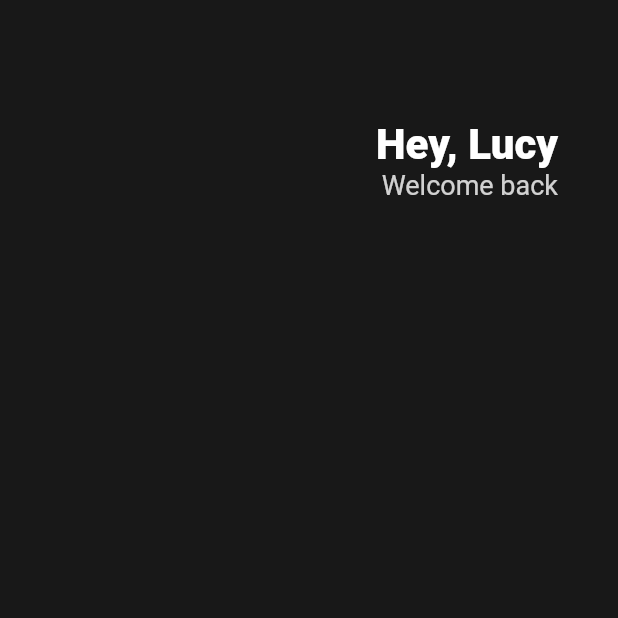
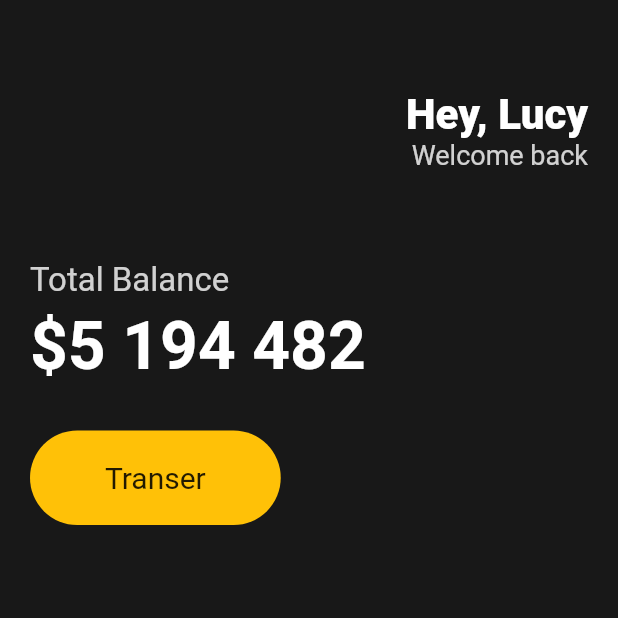
Before and after one commit to bingba2022/flutter_course, a Flutter app: the screen it shows after launch, on a phone screen of 412 x 824 dp, the top half of it. Run offline on Flutter 3.47's test engine with Material 2 defaults, Android fonts, the phone set to English and light mode, and no system bars.

Commit message:
Added balance widget and transfer container

```diff
--- a/lib/main.dart
+++ b/lib/main.dart
@@ -14,11 +14,13 @@ class App extends StatelessWidget {
       home: Scaffold(
         backgroundColor: Color(0xFF181818),
         body: Padding(
-          padding: EdgeInsets.symmetric(horizontal: 40),
+          padding: EdgeInsets.symmetric(horizontal: 20),
           child: Column(
+            crossAxisAlignment: CrossAxisAlignment.start,
             children: [
               SizedBox(
-                height: 80,
+                // HeyLucy - Total Balance
+                height: 60,
               ),
               Row(
                 mainAxisAlignment: MainAxisAlignment.end,
@@ -44,6 +46,50 @@ class App extends StatelessWidget {
                     ],
                   )
                 ],
+              ),
+              SizedBox(
+                // Total Balance - Transfer
+                height: 60,
+              ),
+              Text(
+                "Total Balance",
+                style: TextStyle(
+                  fontSize: 22,
+                  color: Colors.white.withOpacity(0.8),
+                ),
+              ),
+              SizedBox(
+                height: 5,
+              ),
+              Text(
+                "\$5 194 482",
+                style: TextStyle(
+                  fontSize: 44,
+                  fontWeight: FontWeight.w600,
+                  color: Colors.white,
+                ),
+              ),
+              SizedBox(height: 30),
+              Row(
+                children: [
+                  Container(
+                    decoration: BoxDecoration(
+                        color: Colors.amber,
+                        borderRadius: BorderRadius.circular(45)),
+                    child: Padding(
+                      padding: EdgeInsets.symmetric(
+                        vertical: 20,
+                        horizontal: 50,
+                      ),
+                      child: Text(
+                        "Transer",
+                        style: TextStyle(
+                          fontSize: 20,
+                        ),
+                      ),
+                    ),
+                  )
+                ],
               )
             ],
           ),
```
